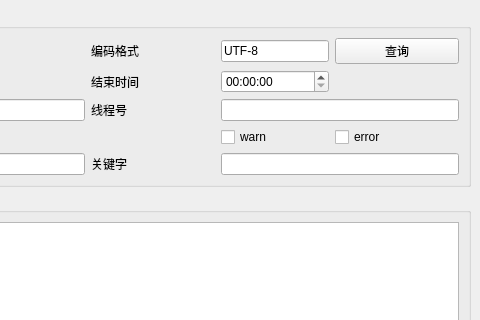
Old version of the form kdJavaLogViewer/kdJavaLogViewer.ui in the repository bkdwei/kdJavaLogViewer; both pictures show x 320 to 800 and y 0 to 320 of the 800 by 600 pixel window.
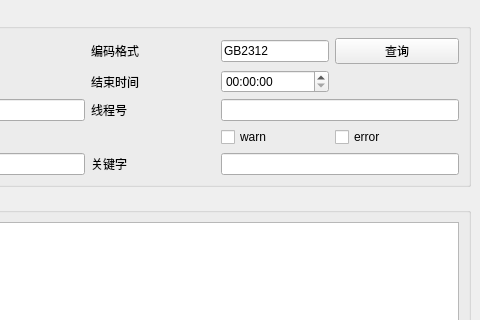
New version of the form.

Commit message: 修改tkinter的异常展示方式

```diff
--- a/kdJavaLogViewer/kdJavaLogViewer.ui
+++ b/kdJavaLogViewer/kdJavaLogViewer.ui
@@ -184,7 +184,7 @@
           </sizepolicy>
          </property>
          <property name="text">
-          <string>UTF-8</string>
+          <string>GB2312</string>
          </property>
         </widget>
        </item>
```
The commit also changes 2 other files.
